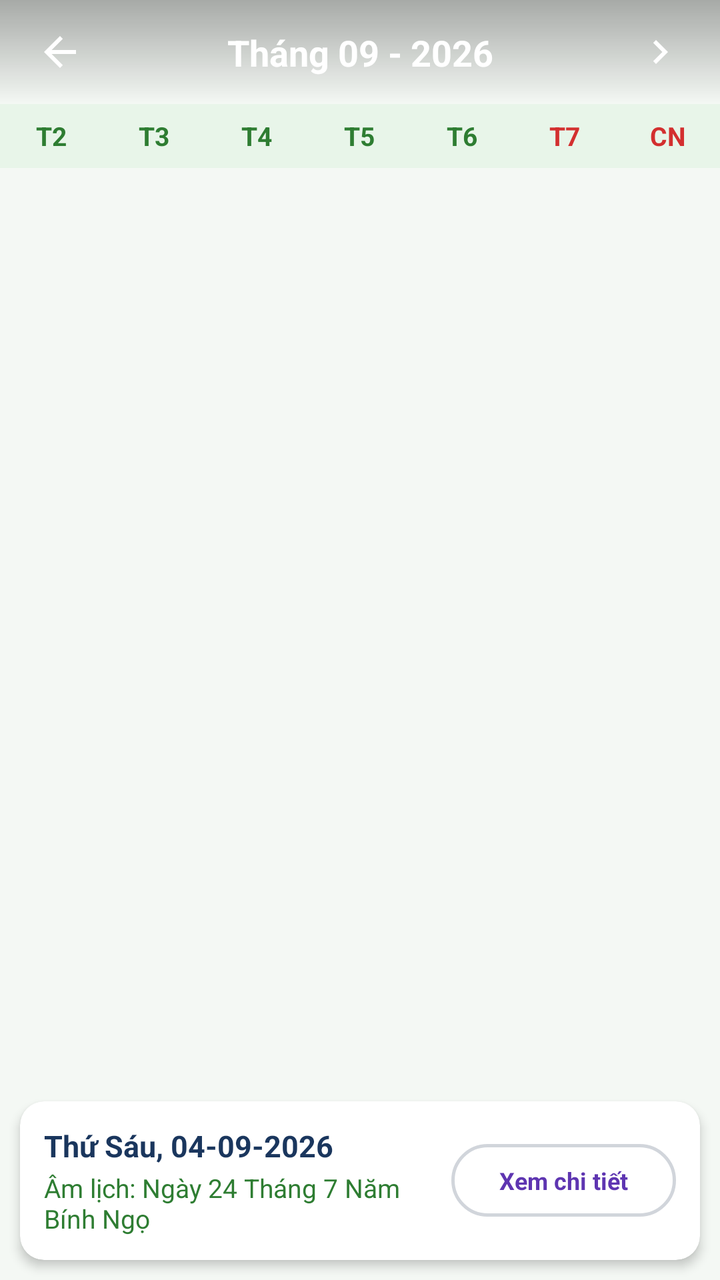
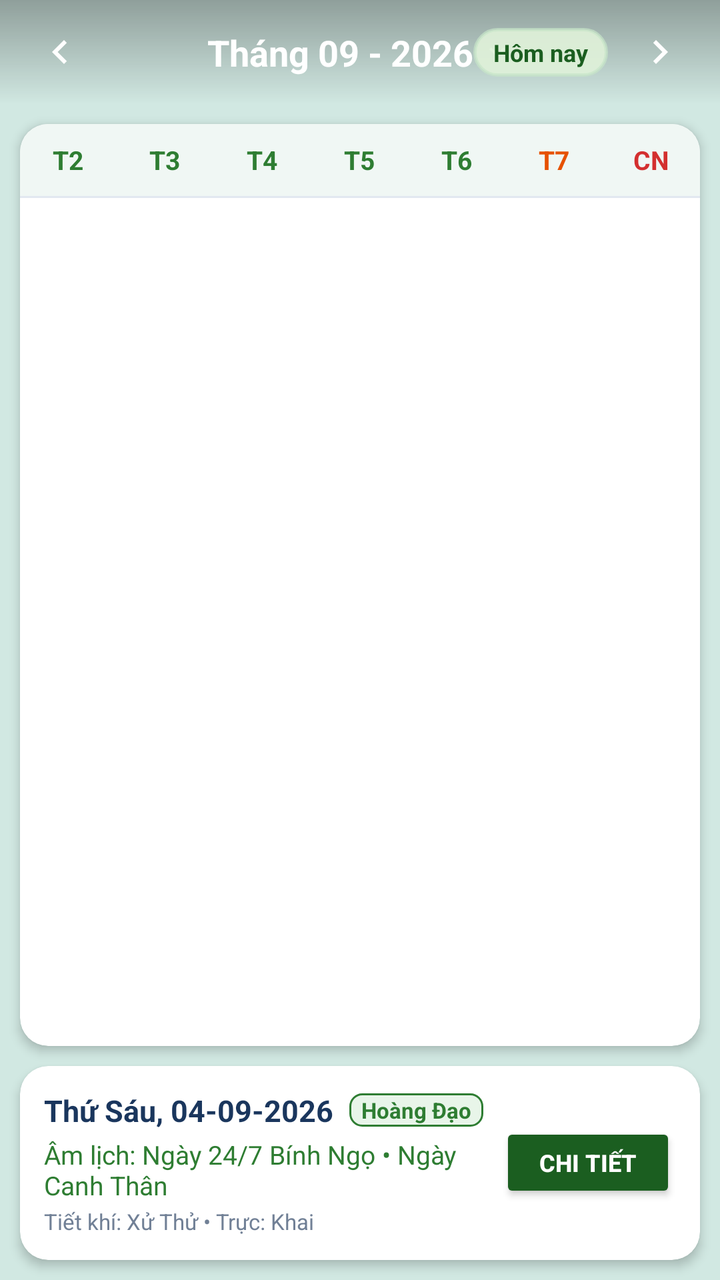

Screens rendered from an Android XML layout before and after an edit, with the pre-edit source and the edit as a unified diff.
<!-- AndroidManifest.xml: application theme Theme.LichViet -->
<!-- res/layout/fragment_month_calendar.xml -->
<?xml version="1.0" encoding="utf-8"?>
<androidx.constraintlayout.widget.ConstraintLayout xmlns:android="http://schemas.android.com/apk/res/android"
    xmlns:app="http://schemas.android.com/apk/res-auto"
    android:layout_width="match_parent"
    android:layout_height="match_parent"
    android:background="#F4F8F4">

    
    <androidx.constraintlayout.widget.ConstraintLayout
        android:id="@+id/month_top_bar"
        android:layout_width="0dp"
        android:layout_height="52dp"
        android:background="@drawable/bg_folk_header"
        android:paddingHorizontal="12dp"
        app:layout_constraintTop_toTopOf="parent"
        app:layout_constraintStart_toStartOf="parent"
        app:layout_constraintEnd_toEndOf="parent">

        <ImageView
            android:id="@+id/btn_prev_month"
            android:layout_width="36dp"
            android:layout_height="36dp"
            android:padding="6dp"
            android:contentDescription="Tháng trước"
            android:src="@drawable/ic_arrow_back"
            app:layout_constraintStart_toStartOf="parent"
            app:layout_constraintTop_toTopOf="parent"
            app:layout_constraintBottom_toBottomOf="parent" />

        <TextView
            android:id="@+id/tv_month_calendar_title"
            android:layout_width="wrap_content"
            android:layout_height="wrap_content"
            android:text="Tháng 09 - 2026"
            android:textColor="@color/white"
            android:textSize="18sp"
            android:textStyle="bold"
            app:layout_constraintStart_toStartOf="parent"
            app:layout_constraintEnd_toEndOf="parent"
            app:layout_constraintTop_toTopOf="parent"
            app:layout_constraintBottom_toBottomOf="parent" />

        <ImageView
            android:id="@+id/btn_next_month"
            android:layout_width="36dp"
            android:layout_height="36dp"
            android:padding="6dp"
            android:contentDescription="Tháng sau"
            android:src="@drawable/ic_chevron_right"
            app:tint="@color/white"
            app:layout_constraintEnd_toEndOf="parent"
            app:layout_constraintTop_toTopOf="parent"
            app:layout_constraintBottom_toBottomOf="parent" />

    </androidx.constraintlayout.widget.ConstraintLayout>

    
    <LinearLayout
        android:id="@+id/layout_weekdays"
        android:layout_width="0dp"
        android:layout_height="32dp"
        android:background="#E8F5E9"
        android:orientation="horizontal"
        app:layout_constraintTop_toBottomOf="@id/month_top_bar"
        app:layout_constraintStart_toStartOf="parent"
        app:layout_constraintEnd_toEndOf="parent">

        <TextView
            android:layout_width="0dp"
            android:layout_height="match_parent"
            android:layout_weight="1"
            android:gravity="center"
            android:text="T2"
            android:textColor="#2E7D32"
            android:textSize="13sp"
            android:textStyle="bold" />

        <TextView
            android:layout_width="0dp"
            android:layout_height="match_parent"
            android:layout_weight="1"
            android:gravity="center"
            android:text="T3"
            android:textColor="#2E7D32"
            android:textSize="13sp"
            android:textStyle="bold" />

        <TextView
            android:layout_width="0dp"
            android:layout_height="match_parent"
            android:layout_weight="1"
            android:gravity="center"
            android:text="T4"
            android:textColor="#2E7D32"
            android:textSize="13sp"
            android:textStyle="bold" />

        <TextView
            android:layout_width="0dp"
            android:layout_height="match_parent"
            android:layout_weight="1"
            android:gravity="center"
            android:text="T5"
            android:textColor="#2E7D32"
            android:textSize="13sp"
            android:textStyle="bold" />

        <TextView
            android:layout_width="0dp"
            android:layout_height="match_parent"
            android:layout_weight="1"
            android:gravity="center"
            android:text="T6"
            android:textColor="#2E7D32"
            android:textSize="13sp"
            android:textStyle="bold" />

        <TextView
            android:layout_width="0dp"
            android:layout_height="match_parent"
            android:layout_weight="1"
            android:gravity="center"
            android:text="T7"
            android:textColor="#D32F2F"
            android:textSize="13sp"
            android:textStyle="bold" />

        <TextView
            android:layout_width="0dp"
            android:layout_height="match_parent"
            android:layout_weight="1"
            android:gravity="center"
            android:text="CN"
            android:textColor="#D32F2F"
            android:textSize="13sp"
            android:textStyle="bold" />

    </LinearLayout>

    
    <androidx.recyclerview.widget.RecyclerView
        android:id="@+id/rv_calendar_grid"
        android:layout_width="0dp"
        android:layout_height="0dp"
        android:padding="4dp"
        app:layout_constraintTop_toBottomOf="@id/layout_weekdays"
        app:layout_constraintBottom_toTopOf="@id/card_selected_day_summary"
        app:layout_constraintStart_toStartOf="parent"
        app:layout_constraintEnd_toEndOf="parent" />

    
    <androidx.cardview.widget.CardView
        android:id="@+id/card_selected_day_summary"
        android:layout_width="0dp"
        android:layout_height="wrap_content"
        android:layout_margin="10dp"
        app:cardCornerRadius="12dp"
        app:cardElevation="3dp"
        app:layout_constraintBottom_toBottomOf="parent"
        app:layout_constraintStart_toStartOf="parent"
        app:layout_constraintEnd_toEndOf="parent">

        <LinearLayout
            android:layout_width="match_parent"
            android:layout_height="wrap_content"
            android:orientation="horizontal"
            android:padding="12dp"
            android:gravity="center_vertical">

            <LinearLayout
                android:layout_width="0dp"
                android:layout_height="wrap_content"
                android:layout_weight="1"
                android:orientation="vertical">

                <TextView
                    android:id="@+id/tv_summary_solar_date"
                    android:layout_width="wrap_content"
                    android:layout_height="wrap_content"
                    android:text="Thứ Sáu, 04-09-2026"
                    android:textColor="#1A365D"
                    android:textSize="15sp"
                    android:textStyle="bold" />

                <TextView
                    android:id="@+id/tv_summary_lunar_date"
                    android:layout_width="wrap_content"
                    android:layout_height="wrap_content"
                    android:layout_marginTop="2dp"
                    android:text="Âm lịch: Ngày 24 Tháng 7 Năm Bính Ngọ"
                    android:textColor="#2E7D32"
                    android:textSize="13sp" />
            </LinearLayout>

            <TextView
                android:id="@+id/btn_summary_view_detail"
                android:layout_width="wrap_content"
                android:layout_height="wrap_content"
                android:background="@drawable/bg_button_rounded"
                android:text="Xem chi tiết"
                android:textColor="#5E35B1"
                android:textSize="12sp"
                android:textStyle="bold"
                android:clickable="true"
                android:focusable="true" />

        </LinearLayout>
    </androidx.cardview.widget.CardView>

</androidx.constraintlayout.widget.ConstraintLayout>
<!-- resources referenced by this layout -->
<resources>
  <color name="white">#FFFFFF</color>
  <!-- drawable bg_button_rounded (drawable) -->
  <?xml version="1.0" encoding="utf-8"?>
  <ripple xmlns:android="http://schemas.android.com/apk/res/android"
      android:color="#E0E0E0">
      <item>
          <shape android:shape="rectangle">
              <solid android:color="#FFFFFF" />
              <corners android:radius="20dp" />
              <stroke
                  android:width="1.5dp"
                  android:color="#D1D5DB" />
              <padding
                  android:left="24dp"
                  android:top="10dp"
                  android:right="24dp"
                  android:bottom="10dp" />
          </shape>
      </item>
  </ripple>
  <!-- drawable bg_folk_header (drawable) -->
  <?xml version="1.0" encoding="utf-8"?>
  <shape xmlns:android="http://schemas.android.com/apk/res/android"
      android:shape="rectangle">
      <gradient
          android:startColor="#50000000"
          android:endColor="#00000000"
          android:angle="270" />
  </shape>
  <!-- drawable ic_arrow_back (drawable) -->
  <vector xmlns:android="http://schemas.android.com/apk/res/android"
      android:width="24dp"
      android:height="24dp"
      android:viewportWidth="24"
      android:viewportHeight="24">
      <path
          android:fillColor="#FFFFFF"
          android:pathData="M20,11H7.83l5.59,-5.59L12,4l-8,8 8,8 1.41,-1.41L7.83,13H20v-2z" />
  </vector>
  <!-- drawable ic_chevron_right (drawable) -->
  <vector xmlns:android="http://schemas.android.com/apk/res/android"
      android:width="24dp"
      android:height="24dp"
      android:viewportWidth="24"
      android:viewportHeight="24">
      <path
          android:fillColor="#1B5E20"
          android:pathData="M10,6L8.59,7.41 13.17,12l-4.58,4.59L10,18l6,-6z" />
  </vector>
  <style name="Theme.LichViet" parent="Theme.MaterialComponents.Light.NoActionBar">
          
          <item name="colorPrimary">@color/primary</item>
          <item name="colorPrimaryVariant">@color/primary_variant</item>
          <item name="colorOnPrimary">@color/white</item>
          
          <item name="colorSecondary">@color/secondary</item>
          <item name="colorSecondaryVariant">@color/secondary_variant</item>
          <item name="colorOnSecondary">@color/white</item>
          
          <item name="android:statusBarColor">@color/folk_sky_blue</item>
          <item name="android:windowLightStatusBar">false</item>
          <item name="android:windowBackground">@color/folk_parchment</item>
      </style>
  <color name="primary">#1B5E20</color>
  <color name="primary_variant">#003300</color>
  <color name="secondary">#E65100</color>
  <color name="secondary_variant">#AC1900</color>
  <color name="folk_sky_blue">#3FA9F5</color>
  <color name="folk_parchment">#F7F3E9</color>
</resources>

<!-- the commit's change to res/layout/fragment_month_calendar.xml (unified diff, before → after) -->
@@ -3,7 +3,7 @@
     xmlns:app="http://schemas.android.com/apk/res-auto"
     android:layout_width="match_parent"
     android:layout_height="match_parent"
-    android:background="#F4F8F4">
+    android:background="#D1E8E2">
 
     
     <androidx.constraintlayout.widget.ConstraintLayout
@@ -22,21 +22,60 @@
             android:layout_height="36dp"
             android:padding="6dp"
             android:contentDescription="Tháng trước"
-            android:src="@drawable/ic_arrow_back"
+            android:src="@drawable/ic_chevron_left"
+            app:tint="@color/white"
             app:layout_constraintStart_toStartOf="parent"
             app:layout_constraintTop_toTopOf="parent"
             app:layout_constraintBottom_toBottomOf="parent" />
 
-        <TextView
-            android:id="@+id/tv_month_calendar_title"
+        <LinearLayout
+            android:id="@+id/layout_month_title_picker"
             android:layout_width="wrap_content"
             android:layout_height="wrap_content"
-            android:text="Tháng 09 - 2026"
-            android:textColor="@color/white"
-            android:textSize="18sp"
-            android:textStyle="bold"
+            android:orientation="horizontal"
+            android:gravity="center"
+            android:clickable="true"
+            android:focusable="true"
+            android:padding="6dp"
             app:layout_constraintStart_toStartOf="parent"
             app:layout_constraintEnd_toEndOf="parent"
+            app:layout_constraintTop_toTopOf="parent"
+            app:layout_constraintBottom_toBottomOf="parent">
+
+            <TextView
+                android:id="@+id/tv_month_calendar_title"
+                android:layout_width="wrap_content"
+                android:layout_height="wrap_content"
+                android:text="Tháng 09 - 2026"
+                android:textColor="@color/white"
+                android:textSize="18sp"
+                android:textStyle="bold" />
+
+            <ImageView
+                android:layout_width="16dp"
+                android:layout_height="16dp"
+                android:layout_marginStart="4dp"
+                android:src="@drawable/ic_chevron_right"
+                android:rotation="90"
+                app:tint="@color/white" />
+        </LinearLayout>
+
+        
+        <TextView
+            android:id="@+id/btn_month_today"
+            android:layout_width="wrap_content"
+            android:layout_height="wrap_content"
+            android:layout_marginEnd="8dp"
+            android:background="@drawable/bg_folk_panel"
+            android:paddingHorizontal="10dp"
+            android:paddingVertical="4dp"
+            android:text="Hôm nay"
+            android:textColor="#1B5E20"
+            android:textSize="12sp"
+            android:textStyle="bold"
+            android:clickable="true"
+            android:focusable="true"
+            app:layout_constraintEnd_toStartOf="@id/btn_next_month"
             app:layout_constraintTop_toTopOf="parent"
             app:layout_constraintBottom_toBottomOf="parent" />
 
@@ -55,107 +94,131 @@
     </androidx.constraintlayout.widget.ConstraintLayout>
 
     
-    <LinearLayout
-        android:id="@+id/layout_weekdays"
+    <androidx.cardview.widget.CardView
+        android:id="@+id/card_calendar_grid"
         android:layout_width="0dp"
-        android:layout_height="32dp"
-        android:background="#E8F5E9"
-        android:orientation="horizontal"
+        android:layout_height="0dp"
+        android:layout_margin="10dp"
+        app:cardCornerRadius="14dp"
+        app:cardElevation="3dp"
+        app:cardBackgroundColor="@color/white"
         app:layout_constraintTop_toBottomOf="@id/month_top_bar"
+        app:layout_constraintBottom_toTopOf="@id/card_selected_day_summary"
         app:layout_constraintStart_toStartOf="parent"
         app:layout_constraintEnd_toEndOf="parent">
 
-        <TextView
-            android:layout_width="0dp"
+        <LinearLayout
+            android:layout_width="match_parent"
             android:layout_height="match_parent"
-            android:layout_weight="1"
-            android:gravity="center"
-            android:text="T2"
-            android:textColor="#2E7D32"
-            android:textSize="13sp"
-            android:textStyle="bold" />
-
-        <TextView
-            android:layout_width="0dp"
-            android:layout_height="match_parent"
-            android:layout_weight="1"
-            android:gravity="center"
-            android:text="T3"
-            android:textColor="#2E7D32"
-            android:textSize="13sp"
-            android:textStyle="bold" />
-
-        <TextView
-            android:layout_width="0dp"
-            android:layout_height="match_parent"
-            android:layout_weight="1"
-            android:gravity="center"
-            android:text="T4"
-            android:textColor="#2E7D32"
-            android:textSize="13sp"
-            android:textStyle="bold" />
-
-        <TextView
-            android:layout_width="0dp"
-            android:layout_height="match_parent"
-            android:layout_weight="1"
-            android:gravity="center"
-            android:text="T5"
-            android:textColor="#2E7D32"
-            android:textSize="13sp"
-            android:textStyle="bold" />
-
-        <TextView
-            android:layout_width="0dp"
-            android:layout_height="match_parent"
-            android:layout_weight="1"
-            android:gravity="center"
-            android:text="T6"
-            android:textColor="#2E7D32"
-            android:textSize="13sp"
-            android:textStyle="bold" />
-
-        <TextView
-            android:layout_width="0dp"
-            android:layout_height="match_parent"
-            android:layout_weight="1"
-            android:gravity="center"
-            android:text="T7"
-            android:textColor="#D32F2F"
-            android:textSize="13sp"
-            android:textStyle="bold" />
-
-        <TextView
-            android:layout_width="0dp"
-            android:layout_height="match_parent"
-            android:layout_weight="1"
-            android:gravity="center"
-            android:text="CN"
-            android:textColor="#D32F2F"
-            android:textSize="13sp"
-            android:textStyle="bold" />
-
-    </LinearLayout>
-
-    
-    <androidx.recyclerview.widget.RecyclerView
-        android:id="@+id/rv_calendar_grid"
-        android:layout_width="0dp"
-        android:layout_height="0dp"
-        android:padding="4dp"
-        app:layout_constraintTop_toBottomOf="@id/layout_weekdays"
-        app:layout_constraintBottom_toTopOf="@id/card_selected_day_summary"
-        app:layout_constraintStart_toStartOf="parent"
-        app:layout_constraintEnd_toEndOf="parent" />
+            android:orientation="vertical">
+
+            
+            <LinearLayout
+                android:id="@+id/layout_weekdays"
+                android:layout_width="match_parent"
+                android:layout_height="36dp"
+                android:background="#F0F7F4"
+                android:orientation="horizontal"
+                android:gravity="center_vertical">
+
+                <TextView
+                    android:layout_width="0dp"
+                    android:layout_height="wrap_content"
+                    android:layout_weight="1"
+                    android:gravity="center"
+                    android:text="T2"
+                    android:textColor="#2E7D32"
+                    android:textSize="13sp"
+                    android:textStyle="bold" />
+
+                <TextView
+                    android:layout_width="0dp"
+                    android:layout_height="wrap_content"
+                    android:layout_weight="1"
+                    android:gravity="center"
+                    android:text="T3"
+                    android:textColor="#2E7D32"
+                    android:textSize="13sp"
+                    android:textStyle="bold" />
+
+                <TextView
+                    android:layout_width="0dp"
+                    android:layout_height="wrap_content"
+                    android:layout_weight="1"
+                    android:gravity="center"
+                    android:text="T4"
+                    android:textColor="#2E7D32"
+                    android:textSize="13sp"
+                    android:textStyle="bold" />
+
+                <TextView
+                    android:layout_width="0dp"
+                    android:layout_height="wrap_content"
+                    android:layout_weight="1"
+                    android:gravity="center"
+                    android:text="T5"
+                    android:textColor="#2E7D32"
+                    android:textSize="13sp"
+                    android:textStyle="bold" />
+
+                <TextView
+                    android:layout_width="0dp"
+                    android:layout_height="wrap_content"
+                    android:layout_weight="1"
+                    android:gravity="center"
+                    android:text="T6"
+                    android:textColor="#2E7D32"
+                    android:textSize="13sp"
+                    android:textStyle="bold" />
+
+                <TextView
+                    android:layout_width="0dp"
+                    android:layout_height="wrap_content"
+                    android:layout_weight="1"
+                    android:gravity="center"
+                    android:text="T7"
+                    android:textColor="#E65100"
+                    android:textSize="13sp"
+                    android:textStyle="bold" />
+
+                <TextView
+                    android:layout_width="0dp"
+                    android:layout_height="wrap_content"
+                    android:layout_weight="1"
+                    android:gravity="center"
+                    android:text="CN"
+                    android:textColor="#D32F2F"
+                    android:textSize="13sp"
+                    android:textStyle="bold" />
+
+            </LinearLayout>
+
+            <View
+                android:layout_width="match_parent"
+                android:layout_height="1dp"
+                android:background="#E2E8F0" />
+
+            
+            <androidx.recyclerview.widget.RecyclerView
+                android:id="@+id/rv_calendar_grid"
+                android:layout_width="match_parent"
+                android:layout_height="match_parent"
+                android:padding="4dp"
+                android:clipToPadding="false" />
+
+        </LinearLayout>
+    </androidx.cardview.widget.CardView>
 
     
     <androidx.cardview.widget.CardView
         android:id="@+id/card_selected_day_summary"
         android:layout_width="0dp"
         android:layout_height="wrap_content"
-        android:layout_margin="10dp"
-        app:cardCornerRadius="12dp"
+        android:layout_marginHorizontal="10dp"
+        android:layout_marginBottom="10dp"
+        app:cardCornerRadius="14dp"
         app:cardElevation="3dp"
+        app:cardBackgroundColor="@color/white"
         app:layout_constraintBottom_toBottomOf="parent"
         app:layout_constraintStart_toStartOf="parent"
         app:layout_constraintEnd_toEndOf="parent">
@@ -173,36 +236,81 @@
                 android:layout_weight="1"
                 android:orientation="vertical">
 
-                <TextView
-                    android:id="@+id/tv_summary_solar_date"
+                
+                <LinearLayout
                     android:layout_width="wrap_content"
                     android:layout_height="wrap_content"
-                    android:text="Thứ Sáu, 04-09-2026"
-                    android:textColor="#1A365D"
-                    android:textSize="15sp"
-                    android:textStyle="bold" />
-
+                    android:orientation="horizontal"
+                    android:gravity="center_vertical">
+
+                    <TextView
+                        android:id="@+id/tv_summary_solar_date"
+                        android:layout_width="wrap_content"
+                        android:layout_height="wrap_content"
+                        android:text="Thứ Sáu, 04-09-2026"
+                        android:textColor="#1A365D"
+                        android:textSize="15sp"
+                        android:textStyle="bold" />
+
+                    <TextView
+                        android:id="@+id/tv_summary_hoang_dao_tag"
+                        android:layout_width="wrap_content"
+                        android:layout_height="wrap_content"
+                        android:layout_marginStart="8dp"
+                        android:background="@drawable/bg_badge_hoang_dao"
+                        android:paddingHorizontal="6dp"
+                        android:paddingVertical="1dp"
+                        android:text="Hoàng Đạo"
+                        android:textColor="#2E7D32"
+                        android:textSize="11sp"
+                        android:textStyle="bold" />
+                </LinearLayout>
+
+                
                 <TextView
                     android:id="@+id/tv_summary_lunar_date"
                     android:layout_width="wrap_content"
                     android:layout_height="wrap_content"
+                    android:layout_marginTop="3dp"
+                    android:text="Âm lịch: Ngày 24/7 Bính Ngọ • Ngày Canh Thân"
+                    android:textColor="#2E7D32"
+                    android:textSize="13sp" />
+
+                
+                <TextView
+                    android:id="@+id/tv_summary_holiday"
+                    android:layout_width="wrap_content"
+                    android:layout_height="wrap_content"
                     android:layout_marginTop="2dp"
-                    android:text="Âm lịch: Ngày 24 Tháng 7 Năm Bính Ngọ"
-                    android:textColor="#2E7D32"
-                    android:textSize="13sp" />
+                    android:text="🏮 Tết Trung Thu"
+                    android:textColor="#D32F2F"
+                    android:textSize="12sp"
+                    android:textStyle="bold"
+                    android:visibility="gone" />
+
+                
+                <TextView
+                    android:id="@+id/tv_summary_extra"
+                    android:layout_width="wrap_content"
+                    android:layout_height="wrap_content"
+                    android:layout_marginTop="2dp"
+                    android:text="Tiết khí: Xử Thử • Trực: Khai"
+                    android:textColor="#718096"
+                    android:textSize="11sp" />
             </LinearLayout>
 
-            <TextView
+            
+            <Button
                 android:id="@+id/btn_summary_view_detail"
                 android:layout_width="wrap_content"
-                android:layout_height="wrap_content"
-                android:background="@drawable/bg_button_rounded"
-                android:text="Xem chi tiết"
-                android:textColor="#5E35B1"
+                android:layout_height="40dp"
+                android:layout_marginStart="8dp"
+                android:backgroundTint="#1B5E20"
+                android:paddingHorizontal="14dp"
+                android:text="Chi tiết"
+                android:textColor="@color/white"
                 android:textSize="12sp"
-                android:textStyle="bold"
-                android:clickable="true"
-                android:focusable="true" />
+                android:textStyle="bold" />
 
         </LinearLayout>
     </androidx.cardview.widget.CardView>
<!-- resource entries referenced after the edit -->
@@ -1,25 +1,16 @@
 <!-- resources referenced by this layout -->
 <resources>
   <color name="white">#FFFFFF</color>
-  <!-- drawable bg_button_rounded (drawable) -->
+  <!-- drawable bg_badge_hoang_dao (drawable) -->
   <?xml version="1.0" encoding="utf-8"?>
-  <ripple xmlns:android="http://schemas.android.com/apk/res/android"
-      android:color="#E0E0E0">
-      <item>
-          <shape android:shape="rectangle">
-              <solid android:color="#FFFFFF" />
-              <corners android:radius="20dp" />
-              <stroke
-                  android:width="1.5dp"
-                  android:color="#D1D5DB" />
-              <padding
-                  android:left="24dp"
-                  android:top="10dp"
-                  android:right="24dp"
-                  android:bottom="10dp" />
-          </shape>
-      </item>
-  </ripple>
+  <shape xmlns:android="http://schemas.android.com/apk/res/android"
+      android:shape="rectangle">
+      <solid android:color="#E8F5E9" />
+      <corners android:radius="6dp" />
+      <stroke
+          android:width="1dp"
+          android:color="#2E7D32" />
+  </shape>
   <!-- drawable bg_folk_header (drawable) -->
   <?xml version="1.0" encoding="utf-8"?>
   <shape xmlns:android="http://schemas.android.com/apk/res/android"
@@ -29,15 +20,25 @@
           android:endColor="#00000000"
           android:angle="270" />
   </shape>
-  <!-- drawable ic_arrow_back (drawable) -->
+  <!-- drawable bg_folk_panel (drawable) -->
+  <?xml version="1.0" encoding="utf-8"?>
+  <shape xmlns:android="http://schemas.android.com/apk/res/android"
+      android:shape="rectangle">
+      <solid android:color="#E6E0F2DA" />
+      <corners android:radius="16dp" />
+      <stroke
+          android:width="1.5dp"
+          android:color="#B2C8E6C9" />
+  </shape>
+  <!-- drawable ic_chevron_left (drawable) -->
   <vector xmlns:android="http://schemas.android.com/apk/res/android"
       android:width="24dp"
       android:height="24dp"
       android:viewportWidth="24"
       android:viewportHeight="24">
       <path
-          android:fillColor="#FFFFFF"
-          android:pathData="M20,11H7.83l5.59,-5.59L12,4l-8,8 8,8 1.41,-1.41L7.83,13H20v-2z" />
+          android:fillColor="#1B5E20"
+          android:pathData="M15.41,7.41L14,6l-6,6 6,6 1.41,-1.41L10.83,12z" />
   </vector>
   <!-- drawable ic_chevron_right (drawable) -->
   <vector xmlns:android="http://schemas.android.com/apk/res/android"
